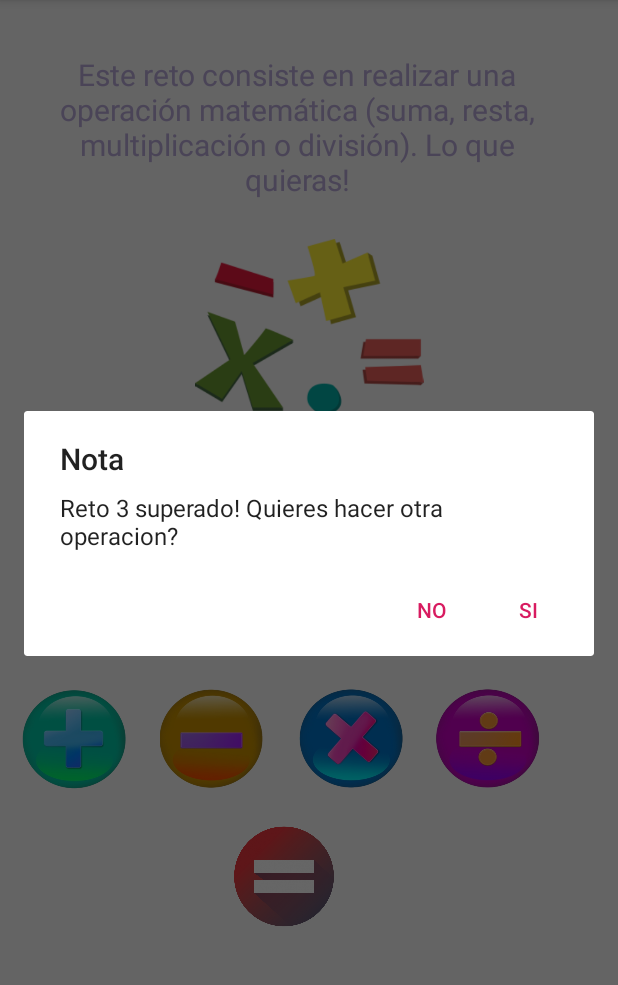
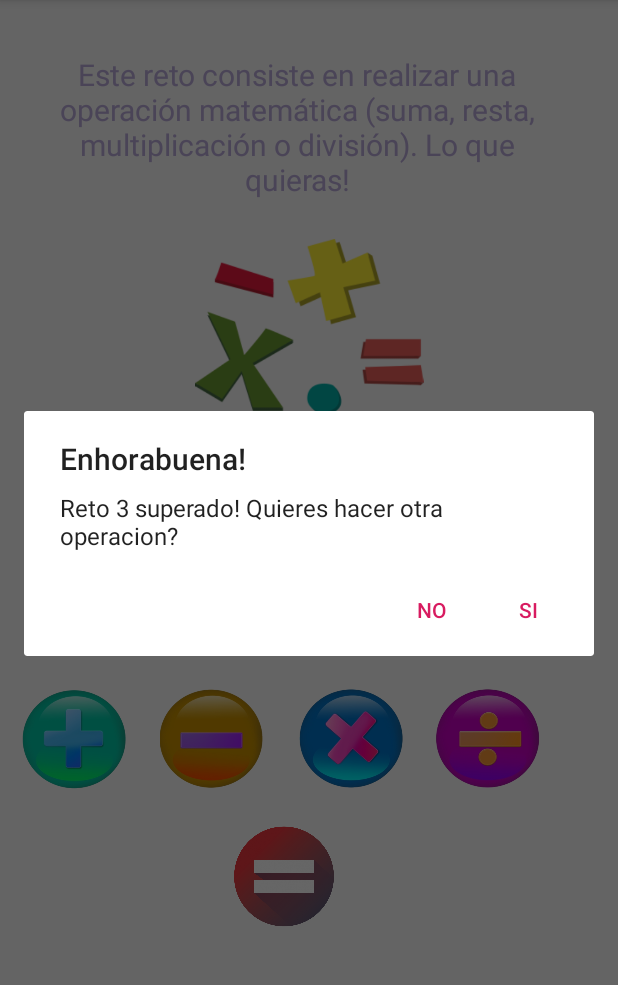
Before and after one commit to albapc/PMDM_Proyecto-Android, an Android app: the Reto3Activity screen opened directly, with no data from a screen before it, after a tap on "Suma", on a phone screen of 412 x 824 dp, the part 84-1069 px from its top. Run offline under Robolectric (Android 15) with nearby library versions, the phone set to English and light mode, and no system bars; 2 statements that could not run were skipped.

Commit message:
acabada activity preguntas

```diff
--- a/app/src/main/java/com/pmdm/proyectoandroid/Reto3Activity.kt
+++ b/app/src/main/java/com/pmdm/proyectoandroid/Reto3Activity.kt
@@ -56,7 +56,7 @@ class Reto3Activity : AppCompatActivity() {
             Handler().postDelayed(
                 {
                     val alertDialog = AlertDialog.Builder(this).create()
-                    alertDialog.setTitle("Nota")
+                    alertDialog.setTitle("Enhorabuena!")
                     alertDialog.setMessage("Reto 3 superado! Quieres hacer otra operacion?")
                     alertDialog.setButton(AlertDialog.BUTTON_POSITIVE, "Si") {
                             dialog, _ -> dialog.dismiss()
@@ -64,7 +64,7 @@ class Reto3Activity : AppCompatActivity() {
 
                     alertDialog.setButton(AlertDialog.BUTTON_NEGATIVE, "No") {
                         dialog, _ ->  dialog.run {
-                            data.putExtra("resultado",resultado)
+                            data.putExtra("resultado", resultado)
                             setResult(Activity.RESULT_OK, data)
                             finish()
                     }
```
Also changed, not shown: app/src/main/java/com/pmdm/proyectoandroid/Reto1Activity.kt (+3 -4 lines).
